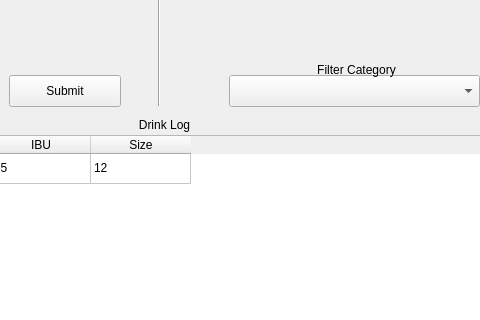
This is src/mainwindow.ui in minorsecond/BuzzBot as Qt 5 draws it before an edit; both pictures show x 531 to 1011 and y 215 to 535 of the 1397 by 699 pixel window. The edited form follows.
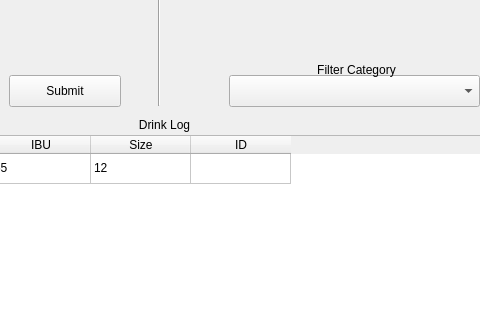
This is the edited form.

The edit to the form file:
```diff
--- a/src/mainwindow.ui
+++ b/src/mainwindow.ui
@@ -286,6 +286,11 @@
       <string>Size</string>
      </property>
     </column>
+    <column>
+     <property name="text">
+      <string>ID</string>
+     </property>
+    </column>
     <item row="0" column="0">
      <property name="text">
       <string>09/07/2020</string>
```
